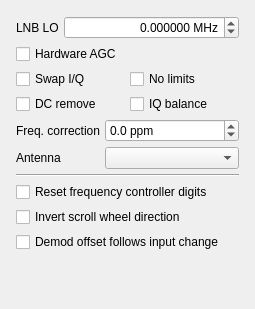
This is src/qtgui/dockinputctl.ui in gqrx-sdr/gqrx as Qt 5 draws it before an edit. The edited form follows.
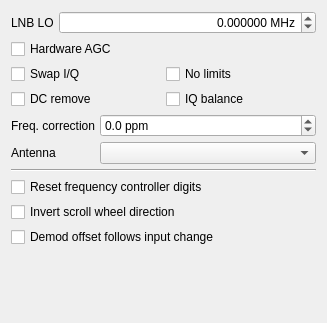
This is the edited form. Icons and pictures are not drawn.

Commit message: more predictable placement of docking panels

```diff
--- a/src/qtgui/dockinputctl.ui
+++ b/src/qtgui/dockinputctl.ui
@@ -6,8 +6,8 @@
    <rect>
     <x>0</x>
     <y>0</y>
-    <width>255</width>
-    <height>309</height>
+    <width>327</width>
+    <height>323</height>
    </rect>
   </property>
   <property name="sizePolicy">
@@ -18,7 +18,7 @@
   </property>
   <property name="minimumSize">
    <size>
-    <width>240</width>
+    <width>327</width>
     <height>240</height>
    </size>
   </property>
@@ -33,6 +33,18 @@
    <bool>false</bool>
   </property>
   <layout class="QVBoxLayout" name="verticalLayout_2">
+   <property name="leftMargin">
+    <number>6</number>
+   </property>
+   <property name="topMargin">
+    <number>6</number>
+   </property>
+   <property name="rightMargin">
+    <number>6</number>
+   </property>
+   <property name="bottomMargin">
+    <number>6</number>
+   </property>
    <item>
     <layout class="QVBoxLayout" name="verticalLayout">
      <property name="spacing">
```
The commit also changes 4 other files.
